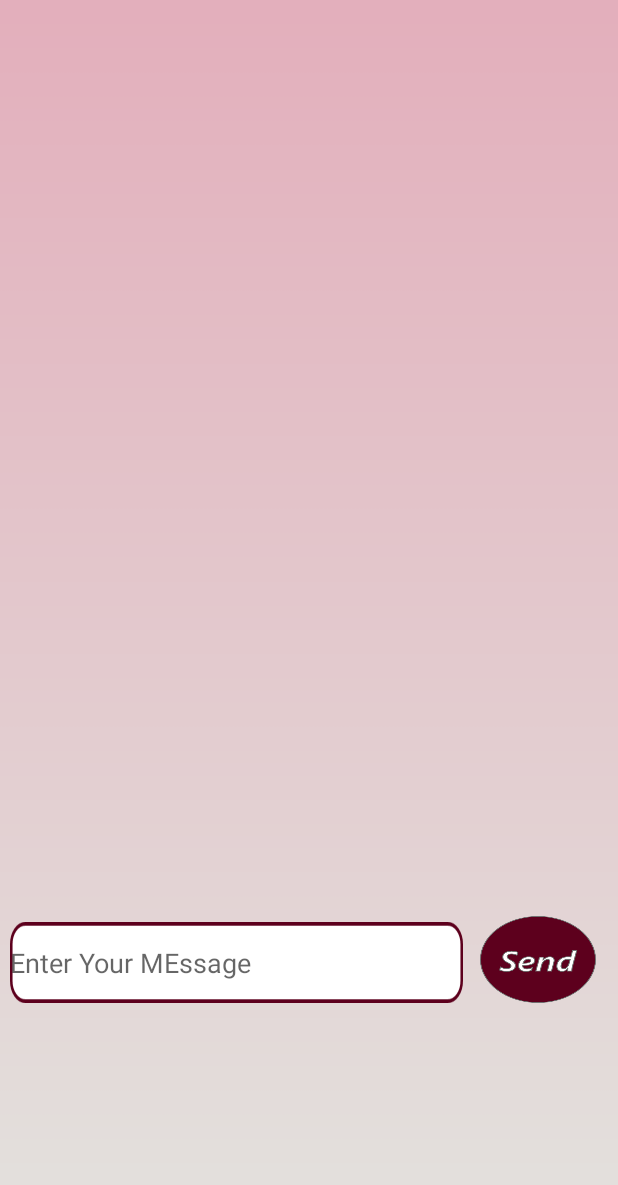
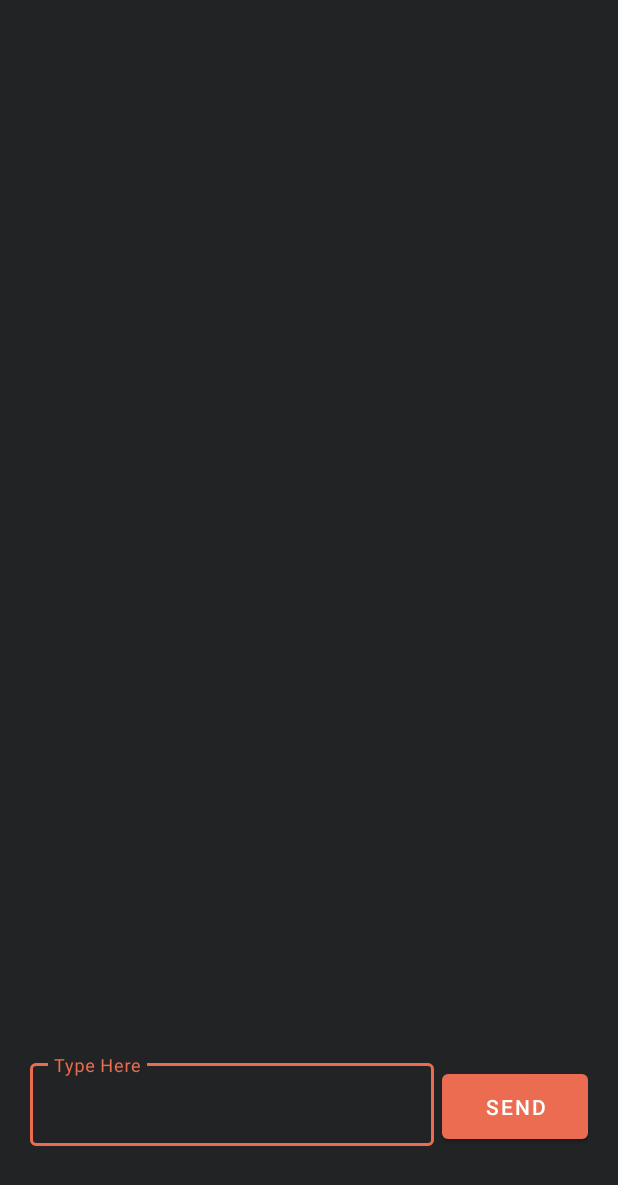
Before and after one commit to lashamezz/ChatApp, an Android app: the layout fragment_messages.xml on its own in the app's theme, with its tools: preview values and no code run, on a phone screen of 412 x 824 dp. Shown: the top 1185 px of the screen. Run offline under Robolectric (Android 15) with nearby library versions, the phone set to English and light mode, and no system bars.

Commit message:
last commit

```diff
--- a/app/src/main/java/com/example/chatify/MainActivity.kt
+++ b/app/src/main/java/com/example/chatify/MainActivity.kt
@@ -40,7 +40,9 @@ class MainActivity : AppCompatActivity() {
 
                 mAuth.signInWithEmailAndPassword(email, password).addOnCompleteListener { task->
                     if(task.isSuccessful){
-                        startActivity(Intent(this, NavigationActivity::class.java))
+                        val bundle = Bundle()
+                        bundle.putString("email", loginUserMail.toString())
+                        startActivity(Intent(this, NavigationActivity::class.java), bundle)
                         finish()
 
                     }else{
--- a/app/src/main/java/com/example/chatify/NavigationActivity.kt
+++ b/app/src/main/java/com/example/chatify/NavigationActivity.kt
@@ -10,15 +10,18 @@ import com.google.android.material.bottomnavigation.BottomNavigationView
 
 class NavigationActivity : AppCompatActivity() {
     override fun onCreate(savedInstanceState: Bundle?) {
+
+
         super.onCreate(savedInstanceState)
         setContentView(R.layout.activity_navigation)
+
 
         val navView: BottomNavigationView = findViewById(R.id.nav_view)
 
         val navController = findNavController(R.id.nav_host_fragment)
 
         val appConfig = AppBarConfiguration(setOf(
-            R.id.navigation_home,R.id.navigation_messages,R.id.navigation_profile
+            R.id.navigation_messages,R.id.navigation_profile
         ))
         setupActionBarWithNavController(navController,appConfig)
         navView.setupWithNavController(navController)
--- a/app/src/main/java/com/example/chatify/RegistrationActivity.kt
+++ b/app/src/main/java/com/example/chatify/RegistrationActivity.kt
@@ -32,7 +32,6 @@ class RegistrationActivity : AppCompatActivity() {
         registerUserButton.setOnClickListener {
             val email = registerUserEmail.text.toString()
             val pass = registerPassword.text.toString()
-            val checkedPass = checkPass.text.toString()
             if(email.isEmpty() || pass.isEmpty()){
                 Toast.makeText(this,"Empty", Toast.LENGTH_SHORT).show()
             }else{
--- a/app/src/main/res/layout/fragment_messages.xml
+++ b/app/src/main/res/layout/fragment_messages.xml
@@ -5,41 +5,78 @@
     xmlns:tools="http://schemas.android.com/tools"
     android:layout_width="match_parent"
     android:layout_height="match_parent"
-    android:background="@drawable/messages">
+    android:background="@color/backgroundcolor">
 
 
-    <EditText
-        android:id="@+id/editTextTextPersonName"
-        android:layout_width="302dp"
-        android:layout_height="54dp"
-        android:layout_marginStart="8dp"
-        android:layout_marginLeft="8dp"
-        android:layout_marginTop="568dp"
-        android:layout_marginEnd="8dp"
-        android:layout_marginRight="8dp"
-        android:layout_marginBottom="109dp"
-        android:background="@drawable/messageedittext"
-        android:ems="10"
-        android:hint="Enter Your MEssage"
-        android:inputType="textPersonName"
-        app:layout_constraintBottom_toBottomOf="parent"
-        app:layout_constraintEnd_toStartOf="@+id/appCompatButton"
-        app:layout_constraintStart_toStartOf="parent"
-        app:layout_constraintTop_toTopOf="parent" />
 
-    <androidx.appcompat.widget.AppCompatButton
-        android:id="@+id/appCompatButton"
-        android:layout_width="77dp"
-        android:layout_height="58dp"
-        android:layout_marginStart="3dp"
-        android:layout_marginLeft="3dp"
-        android:layout_marginTop="564dp"
-        android:layout_marginEnd="16dp"
-        android:layout_marginRight="16dp"
-        android:layout_marginBottom="109dp"
-        android:background="@drawable/send"
-        app:layout_constraintBottom_toBottomOf="parent"
-        app:layout_constraintEnd_toEndOf="parent"
-        app:layout_constraintStart_toEndOf="@+id/editTextTextPersonName"
-        app:layout_constraintTop_toTopOf="parent" />
+    <LinearLayout
+        android:layout_width="match_parent"
+        android:layout_height="match_parent"
+        android:orientation="vertical">
+
+        <ScrollView
+            android:id="@+id/scrollviewbox"
+            android:layout_width="match_parent"
+            android:layout_weight="1"
+            android:layout_height="match_parent">
+
+            <TextView
+                android:layout_width="match_parent"
+                android:textColor="@color/lightchatapp"
+                android:layout_height="match_parent"
+                android:id="@+id/messagesBox">
+            </TextView>
+
+        </ScrollView>
+
+        <LinearLayout
+            android:id="@+id/linearLayout3"
+            android:layout_width="match_parent"
+            android:layout_height="wrap_content"
+            android:layout_marginHorizontal="20dp"
+            android:layout_marginBottom="50dp"
+            android:orientation="horizontal"
+            app:layout_constraintBottom_toBottomOf="parent"
+            tools:layout_editor_absoluteX="20dp">
+
+            <com.google.android.material.textfield.TextInputLayout
+                style="@style/Widget.MaterialComponents.TextInputLayout.OutlinedBox"
+                android:layout_width="match_parent"
+                android:layout_height="wrap_content"
+                android:layout_weight="1"
+                android:hint="Type Here"
+                android:textColorHint="@color/lightchatapp">
+
+                <com.google.android.material.textfield.TextInputEditText
+                    android:id="@+id/messageEditText"
+                    android:layout_width="match_parent"
+                    android:layout_height="55dp"
+                    android:layout_marginVertical="10dp"
+                    android:ems="10"
+                    android:inputType="textEmailAddress"
+                    android:textColor="@color/white"
+                    app:layout_constraintBottom_toTopOf="@+id/profileSignUpButton"
+                    app:layout_constraintEnd_toEndOf="parent"
+                    app:layout_constraintStart_toStartOf="parent"
+                    app:layout_constraintTop_toTopOf="parent" />
+
+            </com.google.android.material.textfield.TextInputLayout>
+
+            <Button
+                android:id="@+id/sendButton"
+                android:layout_width="200dp"
+                android:layout_height="55dp"
+                android:layout_marginLeft="5dp"
+                android:layout_weight="1"
+                android:text="Send"></Button>
+
+        </LinearLayout>
+
+    </LinearLayout>
+
+
+
+
+
+
 </androidx.constraintlayout.widget.ConstraintLayout>
--- a/app/src/main/res/layout/fragment_profile.xml
+++ b/app/src/main/res/layout/fragment_profile.xml
@@ -36,7 +36,7 @@
         android:fontFamily="@font/manrope_medium"
         android:layout_marginTop="50dp"
         android:gravity="center"
-        android:text="Welcome Back, $username \n click below to proceed to messages"
+        android:text="Welcome Back, \n click below to proceed to messages"
         android:textColor="@color/orangechatapp"
         android:textSize="20sp"
         app:layout_constraintEnd_toEndOf="parent"
--- a/app/src/main/res/menu/bottom_navigation_menu.xml
+++ b/app/src/main/res/menu/bottom_navigation_menu.xml
@@ -1,9 +1,5 @@
 <?xml version="1.0" encoding="utf-8"?>
 <menu xmlns:android="http://schemas.android.com/apk/res/android">
-    <item
-        android:icon="@drawable/ic_baseline_home_24"
-        android:title="Home"
-        android:id="@+id/navigation_home"/>
     <item
         android:icon="@drawable/ic_baseline_message_24"
         android:title="Messages"
--- a/app/src/main/res/values/strings.xml
+++ b/app/src/main/res/values/strings.xml
@@ -1,3 +1,3 @@
 <resources>
-    <string name="app_name">chatify</string>
+    <string name="app_name">ChatApp</string>
 </resources>
```
Also changed, not shown: app/src/main/java/com/example/chatify/Fragments/FragmentMessages.kt (+54 -0 lines), app/src/main/java/com/example/chatify/Fragments/FragmentProfile.kt (+15 -2 lines), app/src/main/res/layout/activity_registration.xml (+25 -23 lines), app/src/main/res/layout/fragment_home.xml (+1 -17 lines), app/src/main/res/navigation/nav_graph.xml (+11 -7 lines).
